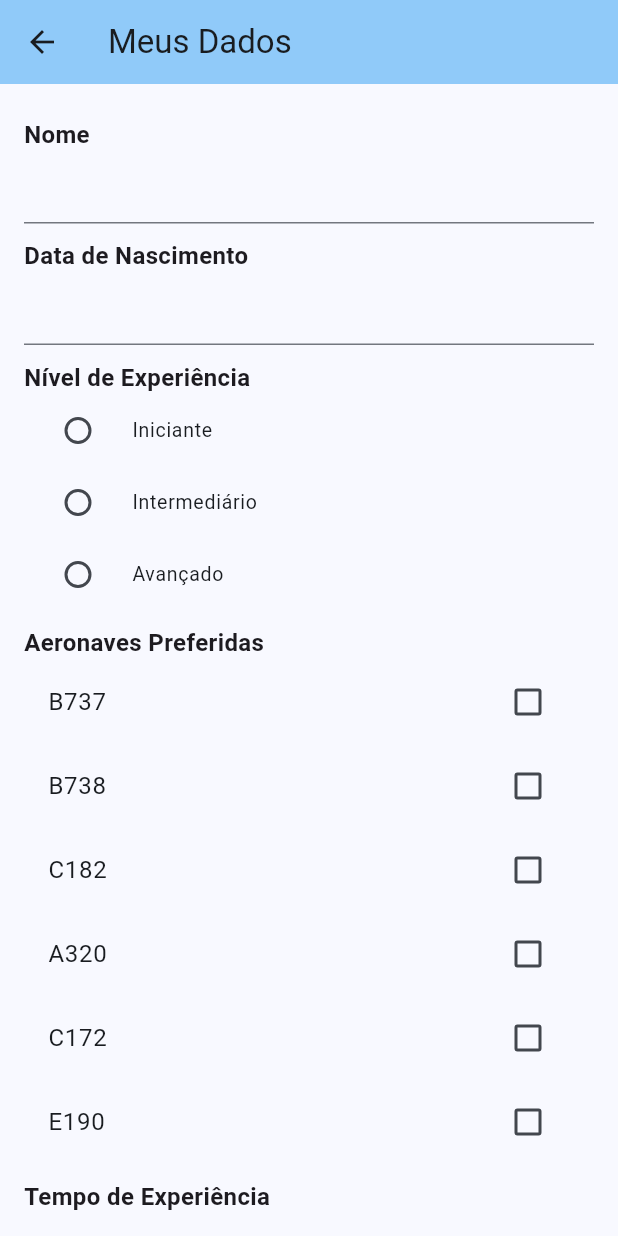
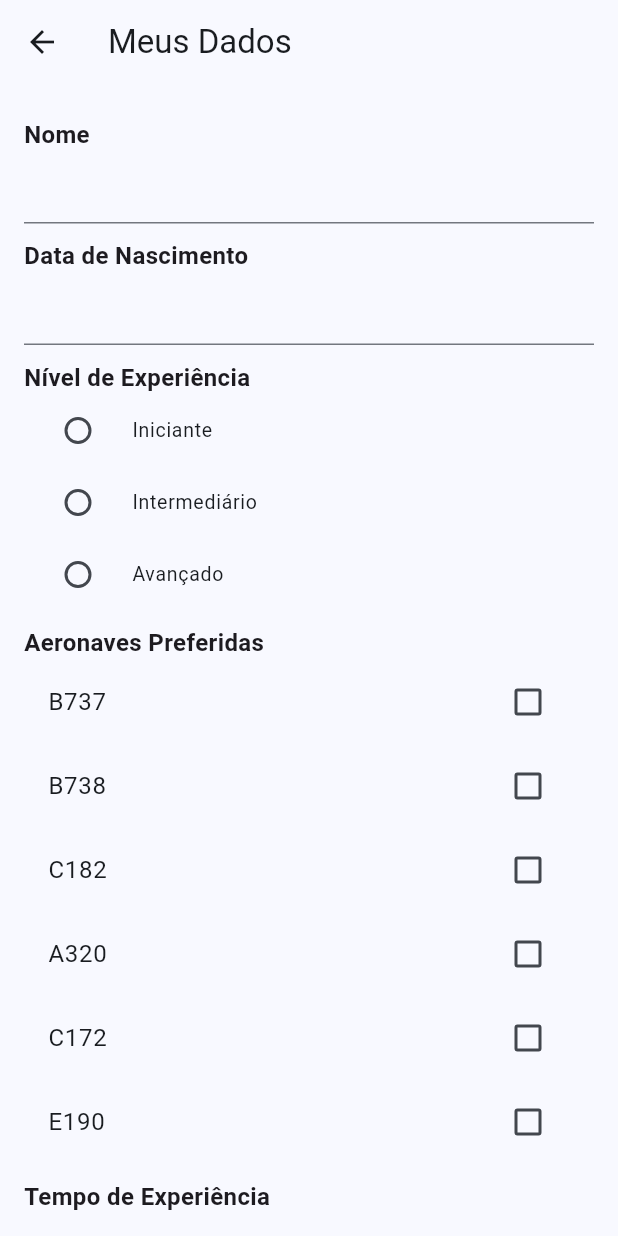
Before and after one commit to Judenilson/dio-flutter-navigation-app, a Flutter app: the RegistrationDataPage screen opened directly, on a phone screen of 412 x 824 dp. Run offline on Flutter 3.47's test engine with Material 3 defaults, Android fonts, the phone set to English and light mode, and no system bars; our stand-ins replace google_fonts; network calls fail; Roboto replaces fonts that are missing (Dosis).

Commit message:
appbar removing background

```diff
--- a/lib/pages/registration_data_page.dart
+++ b/lib/pages/registration_data_page.dart
@@ -49,7 +49,7 @@ class _RegistrationDataPageState extends State<RegistrationDataPage> {
   Widget build(BuildContext context) {
     return Scaffold(
       appBar: AppBar(
-        backgroundColor: Colors.blue[200],
+        // backgroundColor: Colors.blue[200],
         title: const Text('Meus Dados'),
       ),
       body: Padding(
```
